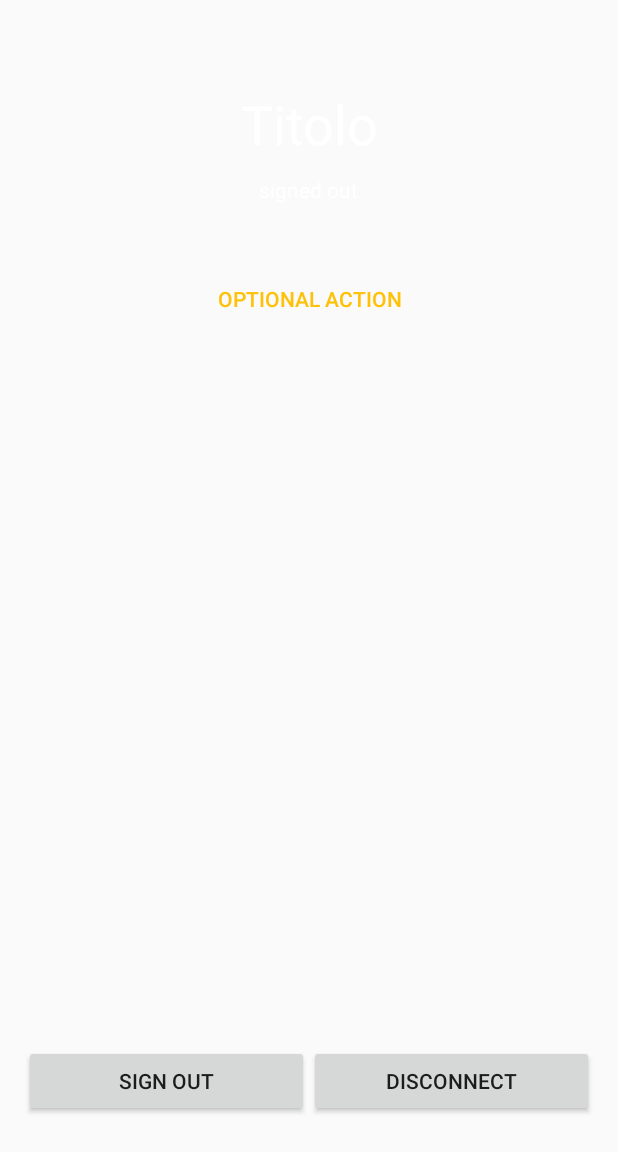
After one commit to Augugrumi/SpaceRace, an Android app: the layout activity_sign_in.xml on its own in the app's theme, with its tools: preview values and no code run, on a phone screen of 412 x 824 dp. The commit adds this screen. Shown: the top 1152 px of the screen. Run offline under Robolectric (Android 15) with nearby library versions, the phone set to English and light mode, and no system bars.

Commit message:
Initial commit for login with google

```diff
--- a/app/build.gradle
+++ b/app/build.gradle
@@ -46,4 +46,5 @@ dependencies {
     compile 'nl.psdcompany:duo-navigation-drawer:2.0.6'
 }
 
+
 apply plugin: 'com.google.gms.google-services'
--- a/app/src/main/res/layout/activity_main.xml
+++ b/app/src/main/res/layout/activity_main.xml
@@ -4,7 +4,8 @@
     android:fitsSystemWindows="true"
     android:layout_width="match_parent"
     android:layout_height="match_parent"
-    android:orientation="vertical">
+    android:orientation="vertical"
+    android:id="@+id/main_activity">
 
     <android.support.v7.widget.Toolbar
         android:id="@+id/toolbar"
--- /dev/null
+++ b/app/src/main/res/layout/activity_sign_in.xml
@@ -0,0 +1,107 @@
+<?xml version="1.0" encoding="utf-8"?>
+<LinearLayout xmlns:android="http://schemas.android.com/apk/res/android"
+    xmlns:tools="http://schemas.android.com/tools"
+    android:id="@+id/main_layout"
+    android:layout_width="match_parent"
+    android:layout_height="match_parent"
+    android:orientation="vertical"
+    android:weightSum="4"
+    tools:context=".SignInActivity">
+
+    <LinearLayout
+        android:layout_width="match_parent"
+        android:layout_height="0dp"
+        android:layout_weight="3"
+        android:gravity="center_horizontal"
+        android:orientation="vertical">
+
+        <ImageView
+            android:id="@+id/google_icon"
+            android:layout_width="48dp"
+            android:layout_height="48dp"
+            android:layout_marginBottom="10dp" />
+
+        <TextView
+            android:id="@+id/title_text"
+            android:layout_width="wrap_content"
+            android:layout_height="wrap_content"
+            android:layout_marginBottom="10dp"
+            android:text="Titolo"
+            android:gravity="center"
+            android:textColor="@android:color/white"
+            android:textSize="36sp" />
+
+        <TextView
+            android:id="@+id/status"
+            android:layout_width="wrap_content"
+            android:layout_height="wrap_content"
+            android:text="signed out"
+            android:textColor="@android:color/white"
+            android:textSize="14sp" />
+
+        <TextView
+            android:id="@+id/detail"
+            android:layout_width="wrap_content"
+            android:layout_height="wrap_content"
+            android:fadeScrollbars="true"
+            android:gravity="center"
+            android:maxLines="5"
+            android:padding="10dp"
+            android:scrollbars="vertical"
+            android:textColor="@android:color/white"
+            android:textSize="14sp" />
+
+        <Button
+            android:id="@+id/button_optional_action"
+            style="@style/Base.Widget.AppCompat.Button.Borderless.Colored"
+            android:layout_width="wrap_content"
+            android:layout_height="wrap_content"
+            android:visibility="gone"
+            tools:text="Optional Action"
+            tools:visibility="visible" />
+
+    </LinearLayout>
+
+
+    <RelativeLayout
+        android:layout_width="fill_parent"
+        android:layout_height="0dp"
+        android:layout_weight="1">
+
+        <com.google.android.gms.common.SignInButton
+            android:id="@+id/sign_in_button"
+            android:layout_width="wrap_content"
+            android:layout_height="wrap_content"
+            android:layout_centerInParent="true"
+            android:visibility="visible"
+            tools:visibility="gone" />
+
+        <LinearLayout
+            android:id="@+id/sign_out_and_disconnect"
+            android:layout_width="fill_parent"
+            android:layout_height="wrap_content"
+            android:layout_centerInParent="true"
+            android:orientation="horizontal"
+            android:paddingLeft="16dp"
+            android:paddingRight="16dp"
+            android:visibility="gone"
+            tools:visibility="visible">
+
+            <Button
+                android:id="@+id/sign_out_button"
+                android:layout_width="0dp"
+                android:layout_height="wrap_content"
+                android:layout_weight="1"
+                android:text="@string/sign_out" />
+
+            <Button
+                android:id="@+id/disconnect_button"
+                android:layout_width="0dp"
+                android:layout_height="wrap_content"
+                android:layout_weight="1"
+                android:text="Disconnect" />
+        </LinearLayout>
+
+    </RelativeLayout>
+
+</LinearLayout>
--- a/app/src/main/res/values/strings.xml
+++ b/app/src/main/res/values/strings.xml
@@ -1,6 +1,8 @@
 <resources>
     <string name="app_name">Space Race</string>
     <string name="app_id">444006907114</string>
+    <!--<string name="server_client_id">444006907114-dh61m4sijhkqcaoufu7tqbo6o1rplqra.apps.googleusercontent.com</string>
+-->
 
     <string name="slide1Title">Padova Space Week</string>
     <string name="slide1Subtitle">Esplora i luoghi di Padova legati all\'astronomia</string>
@@ -46,4 +48,5 @@
     <string name="app_misconfigured">The application is incorrectly configured. Check that the package name and signing certificate match the client ID created in Developer Console. Also, if the application is not yet published, check that the account you are trying to sign in with is listed as a tester account. See logs for more information.</string>
     <string name="license_failed">License check failed.</string>
     <string name="unknown_error">Unknown error.</string>
+    <string name="title_activity_sign_in">SignInActivity</string>
 </resources>
--- a/app/src/main/res/values/styles.xml
+++ b/app/src/main/res/values/styles.xml
@@ -186,4 +186,8 @@
         <item name="android:layout_marginBottom">20dp</item>
     </style>
 
+    <style name="AppTheme.AppBarOverlay" parent="ThemeOverlay.AppCompat.Dark.ActionBar" />
+
+    <style name="AppTheme.PopupOverlay" parent="ThemeOverlay.AppCompat.Light" />
+
 </resources>
```
Also changed, not shown: app/src/main/AndroidManifest.xml (+9 -3 lines), app/src/main/java/com/augugrumi/spacerace/MainActivity.java (+79 -5 lines), app/src/main/java/com/augugrumi/spacerace/SignInActivity.java (added, +231 -0 lines), app/src/main/java/com/augugrumi/spacerace/SpaceRace.java (+11 -0 lines), app/src/main/java/com/augugrumi/spacerace/intro/IntroActivity.java (+13 -5 lines), app/src/main/java/com/augugrumi/spacerace/intro/slides/PlayGamesSlideFragment.java (deleted, +0 -70 lines), app/src/main/res/layout/content_sign_in.xml (added, +11 -0 lines), app/src/main/res/layout/fragment_play_games_slide.xml (deleted, +0 -74 lines).
